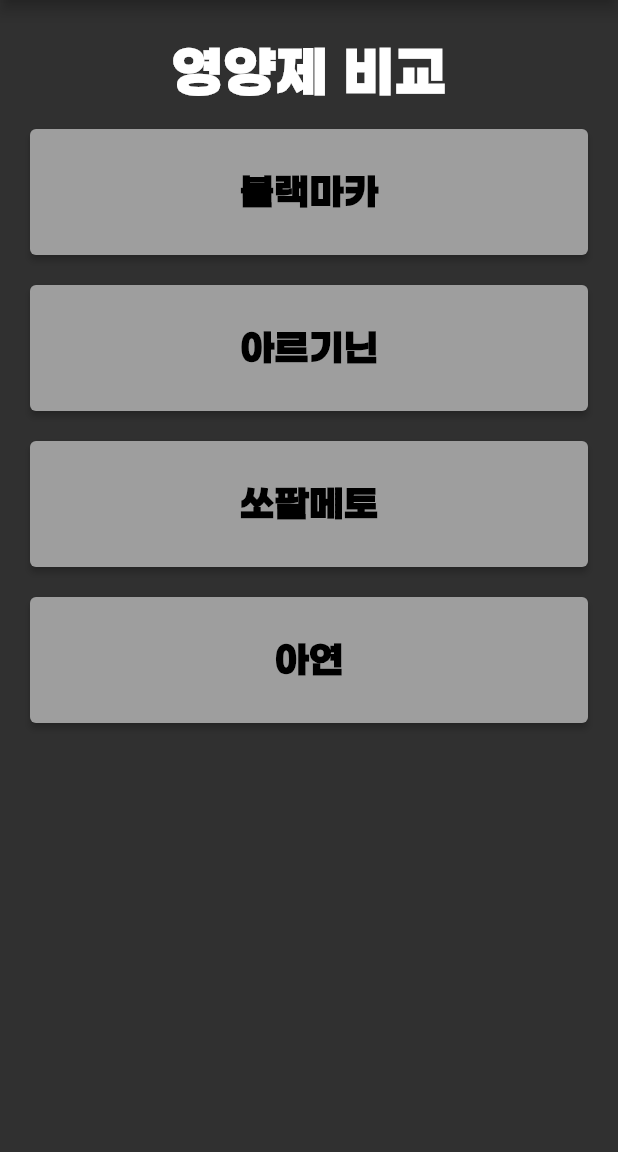
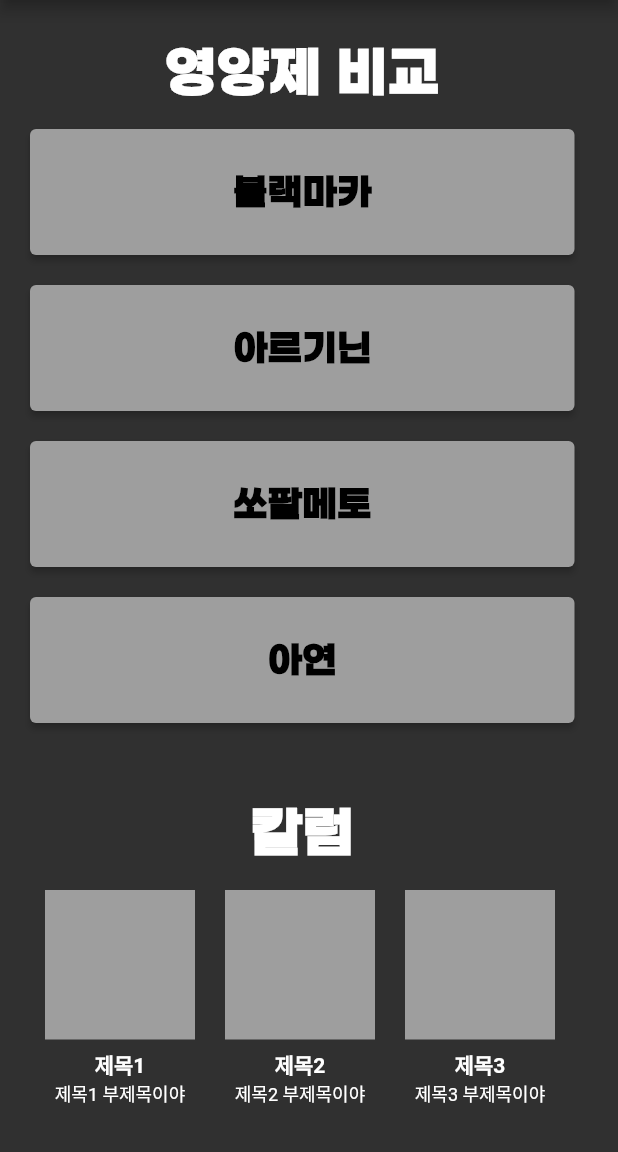
Before and after one commit to vreal2030/vreal0, a Flutter app: the screen it shows after launch, on a phone screen of 412 x 824 dp, the part 84-1236 px from its top. Run offline on Flutter 3.47's test engine with Material 2 defaults, Android fonts, the phone set to English and light mode, and no system bars; Roboto replaces fonts that are missing (Pretendard).

Commit message:
may 1 final

```diff
--- a/lib/main.dart
+++ b/lib/main.dart
@@ -1,5 +1,5 @@
 import 'package:flutter/material.dart';
-import 'package:vreal_0/src/app.dart';
+import 'package:vreal_0/src/home.dart';
 
 void main() async {
   WidgetsFlutterBinding.ensureInitialized();
@@ -19,7 +19,7 @@ class MyApp extends StatelessWidget {
             primarySwatch: Colors.grey, brightness: Brightness.dark),
       ),
       title: 'vreal',
-      home: App(),
+      home: Home(),
     );
   }
 }
--- a/lib/src/app.dart
+++ /dev/null
@@ -1,64 +0,0 @@
-import 'package:flutter/material.dart';
-
-class App extends StatelessWidget {
-  final List<String> medicineList = ['블랙마카', '아르기닌', '쏘팔메토', '아연'];
-
-  App({Key? key}) : super(key: key);
-
-  @override
-  Widget build(BuildContext context) {
-    return Scaffold(
-      appBar: AppBar(
-        title: const Text(
-          'vreal',
-          style: TextStyle(
-              fontWeight: FontWeight.w900, fontSize: 24, letterSpacing: -1),
-        ),
-      ),
-      body: Padding(
-        padding: const EdgeInsets.fromLTRB(0, 30, 0, 0),
-        child: Column(
-          mainAxisAlignment: MainAxisAlignment.center,
-          crossAxisAlignment: CrossAxisAlignment.stretch,
-          children: [
-            const Center(
-                child: Text(
-              '영양제 비교',
-              style: TextStyle(
-                fontWeight: FontWeight.bold,
-                fontSize: 36,
-                fontFamily: 'Gmarket Sans',
-              ),
-            )),
-            Expanded(
-              child: ListView.separated(
-                padding:
-                    const EdgeInsets.symmetric(vertical: 20, horizontal: 20),
-                itemCount: medicineList.length,
-                separatorBuilder: (context, index) {
-                  return const SizedBox(height: 20);
-                },
-                itemBuilder: (context, index) {
-                  return ElevatedButton(
-                      style: ButtonStyle(
-                          padding: MaterialStateProperty.all(
-                              const EdgeInsets.symmetric(vertical: 30))),
-                      onPressed: () {
-                        debugPrint(medicineList[index]);
-                      },
-                      child: Text(
-                        medicineList[index],
-                        style: const TextStyle(
-                            fontSize: 24,
-                            fontWeight: FontWeight.bold,
-                            fontFamily: 'Gmarket Sans'),
-                      ));
-                },
-              ),
-            )
-          ],
-        ),
-      ),
-    );
-  }
-}
--- /dev/null
+++ b/lib/src/home.dart
@@ -0,0 +1,131 @@
+import 'package:flutter/material.dart';
+import 'package:vreal_0/src/pages/compare_supplement_page.dart';
+
+class Home extends StatelessWidget {
+  final List<String> medicineList = ['블랙마카', '아르기닌', '쏘팔메토', '아연'];
+  final List<String> columnList = [
+    '제목1',
+    '제목2',
+    '제목3',
+    '제목4',
+    '제목5',
+    '제목6',
+    '제목7'
+  ];
+
+  Home({Key? key}) : super(key: key);
+
+  @override
+  Widget build(BuildContext context) {
+    return Scaffold(
+      appBar: AppBar(
+        centerTitle: false,
+        title: const Text(
+          'vreal',
+          style: TextStyle(
+              fontWeight: FontWeight.w900, fontSize: 24, letterSpacing: -1),
+        ),
+      ),
+      body: Padding(
+        padding: const EdgeInsets.fromLTRB(20, 30, 29, 0),
+        child: Column(
+          mainAxisAlignment: MainAxisAlignment.center,
+          crossAxisAlignment: CrossAxisAlignment.stretch,
+          children: [
+            const Center(
+                child: Text(
+              '영양제 비교',
+              style: TextStyle(
+                fontWeight: FontWeight.bold,
+                fontSize: 36,
+                fontFamily: 'Gmarket Sans',
+              ),
+            )),
+            Expanded(
+              child: ListView.separated(
+                padding: const EdgeInsets.symmetric(
+                  vertical: 20,
+                ),
+                itemCount: medicineList.length,
+                separatorBuilder: (context, index) {
+                  return const SizedBox(height: 20);
+                },
+                itemBuilder: (context, index) {
+                  return ElevatedButton(
+                      style: ButtonStyle(
+                          padding: MaterialStateProperty.all(
+                              const EdgeInsets.symmetric(vertical: 30))),
+                      onPressed: () {
+                        debugPrint(medicineList[index]);
+                        Navigator.push(
+                            context,
+                            MaterialPageRoute(
+                              builder: (context) => CompareSupplement(),
+                            ));
+                      },
+                      child: Text(
+                        medicineList[index],
+                        style: const TextStyle(
+                            fontSize: 24,
+                            fontWeight: FontWeight.bold,
+                            fontFamily: 'Gmarket Sans'),
+                      ));
+                },
+              ),
+            ),
+            SizedBox(height: 10),
+            const Center(
+                child: Text(
+              '칼럼',
+              style: TextStyle(
+                fontWeight: FontWeight.bold,
+                fontSize: 36,
+                fontFamily: 'Gmarket Sans',
+              ),
+            )),
+            SizedBox(height: 20),
+            SingleChildScrollView(
+              scrollDirection: Axis.horizontal,
+              child: Row(
+                children: [
+                  ...columnList.map((e) {
+                    return Padding(
+                      padding: EdgeInsets.symmetric(horizontal: 10),
+                      child: Column(
+                        children: [
+                          Container(
+                            width: 100,
+                            height: 100,
+                            color: Colors.grey,
+                          ),
+                          SizedBox(height: 6),
+                          Align(
+                            alignment: Alignment.center,
+                            child: Text(
+                              '${e}',
+                              style: TextStyle(
+                                  fontWeight: FontWeight.bold, fontSize: 14),
+                            ),
+                          ),
+                          Align(
+                            alignment: Alignment.center,
+                            child: Text(
+                              '${e} 부제목이야',
+                              style: TextStyle(
+                                  fontWeight: FontWeight.normal, fontSize: 12),
+                            ),
+                          )
+                        ],
+                      ),
+                    );
+                  })
+                ],
+              ),
+            ),
+            SizedBox(height: 30),
+          ],
+        ),
+      ),
+    );
+  }
+}
```
Also changed, not shown: lib/src/pages/compare_supplement_page.dart (added, +159 -0 lines), 1 other file.
